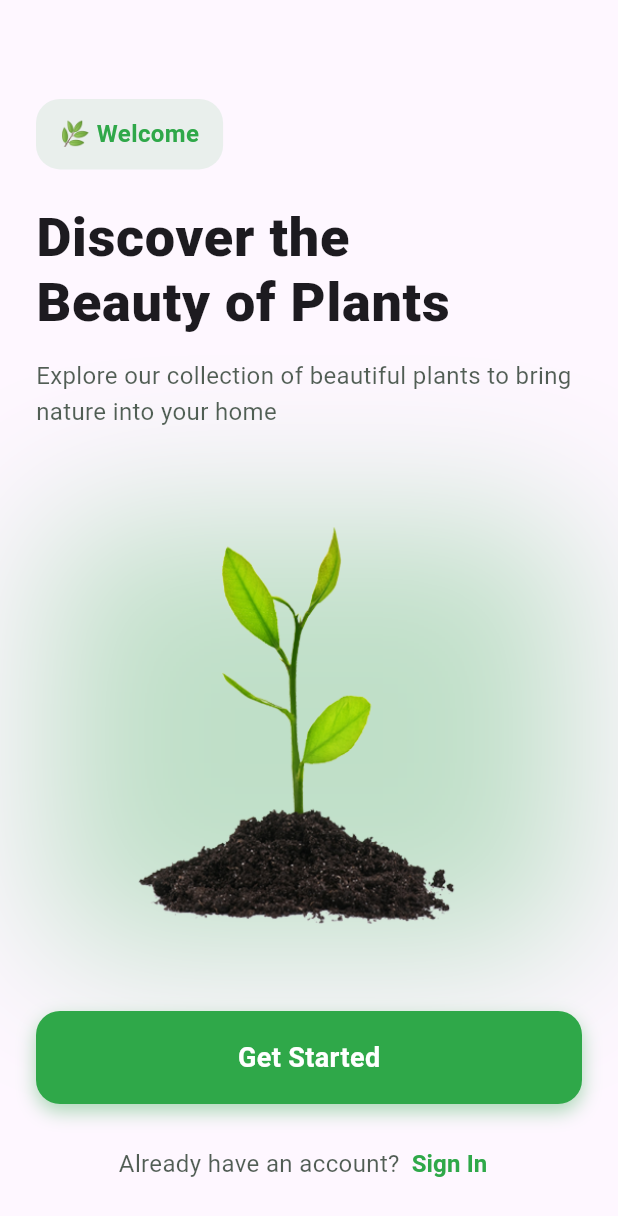
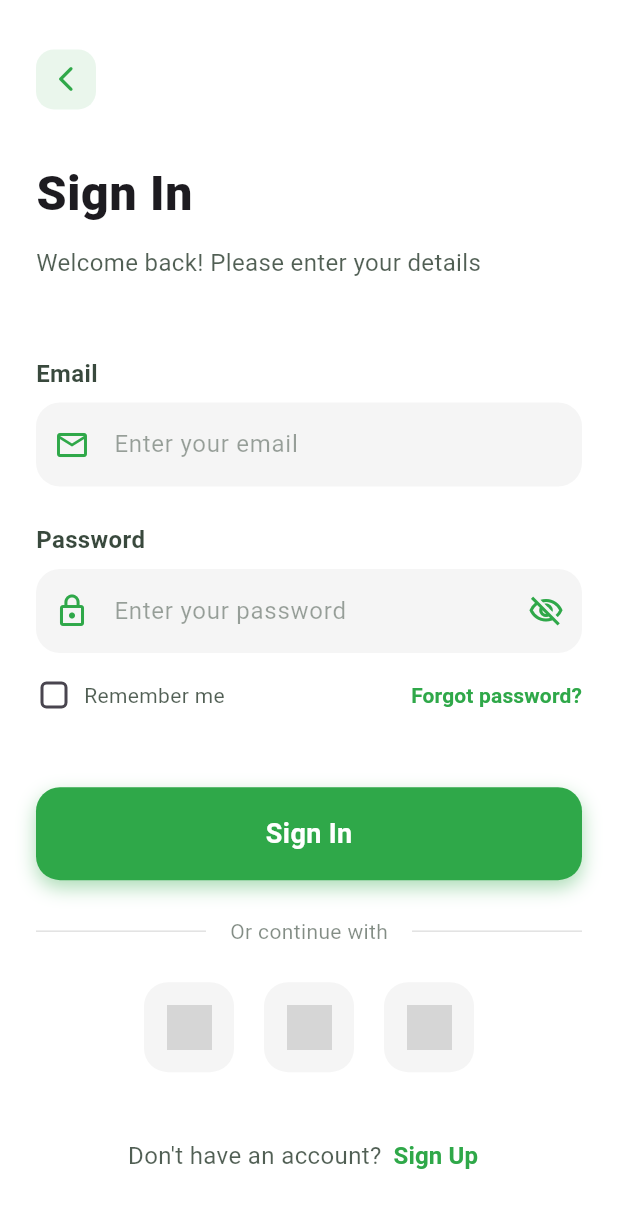
Before and after one commit to jamalihassan0307/Flutter-Plant-App, a Flutter app: the screen it shows after launch, after a tap on "Sign In", on a phone screen of 412 x 824 dp. Shown: the top 1216 px of the screen. Run offline on Flutter 3.47's test engine with Material 3 defaults, Android fonts, the phone set to English and light mode, and no system bars; grey boxes are pictures that could not be loaded.

Commit message:
Add sign-in page with authentication UI and navigation

```diff
--- /dev/null
+++ b/lib/Screen_page/sign_in_page.dart
@@ -0,0 +1,394 @@
+import 'package:flutter/material.dart';
+import 'package:ui_13/const/color.dart';
+import 'package:ui_13/widgets/bottom_nav.dart';
+
+class SignInPage extends StatefulWidget {
+  const SignInPage({Key? key}) : super(key: key);
+
+  @override
+  State<SignInPage> createState() => _SignInPageState();
+}
+
+class _SignInPageState extends State<SignInPage> {
+  final _emailController = TextEditingController();
+  final _passwordController = TextEditingController();
+  bool _obscurePassword = true;
+  bool _rememberMe = false;
+
+  @override
+  void dispose() {
+    _emailController.dispose();
+    _passwordController.dispose();
+    super.dispose();
+  }
+
+  @override
+  Widget build(BuildContext context) {
+    final size = MediaQuery.of(context).size;
+
+    return Scaffold(
+      backgroundColor: white,
+      body: SafeArea(
+        child: SingleChildScrollView(
+          child: Padding(
+            padding: const EdgeInsets.symmetric(horizontal: 24.0),
+            child: Column(
+              crossAxisAlignment: CrossAxisAlignment.start,
+              children: [
+                SizedBox(height: size.height * 0.04),
+
+                // Back button
+                GestureDetector(
+                  onTap: () => Navigator.pop(context),
+                  child: Container(
+                    padding: const EdgeInsets.all(10),
+                    decoration: BoxDecoration(
+                      color: green.withOpacity(0.1),
+                      borderRadius: BorderRadius.circular(12),
+                    ),
+                    child: Icon(
+                      Icons.arrow_back_ios_new_rounded,
+                      color: green,
+                      size: 20,
+                    ),
+                  ),
+                ),
+
+                SizedBox(height: size.height * 0.04),
+
+                // Sign In text
+                const Text(
+                  'Sign In',
+                  style: TextStyle(
+                    fontSize: 32,
+                    fontWeight: FontWeight.w900,
+                    letterSpacing: 0.5,
+                  ),
+                ),
+
+                SizedBox(height: 12),
+
+                // Subtitle
+                Text(
+                  'Welcome back! Please enter your details',
+                  style: TextStyle(
+                    fontSize: 16,
+                    color: black.withOpacity(0.7),
+                    height: 1.5,
+                  ),
+                ),
+
+                SizedBox(height: size.height * 0.06),
+
+                // Email field
+                Column(
+                  crossAxisAlignment: CrossAxisAlignment.start,
+                  children: [
+                    Text(
+                      'Email',
+                      style: TextStyle(
+                        fontSize: 16,
+                        fontWeight: FontWeight.w600,
+                        color: black.withOpacity(0.8),
+                      ),
+                    ),
+                    SizedBox(height: 8),
+                    Container(
+                      decoration: BoxDecoration(
+                        color: grey.withOpacity(0.1),
+                        borderRadius: BorderRadius.circular(16),
+                      ),
+                      child: TextField(
+                        controller: _emailController,
+                        keyboardType: TextInputType.emailAddress,
+                        decoration: InputDecoration(
+                          hintText: 'Enter your email',
+                          hintStyle: TextStyle(
+                            color: black.withOpacity(0.4),
+                            fontSize: 16,
+                          ),
+                          prefixIcon: Icon(
+                            Icons.email_outlined,
+                            color: green,
+                          ),
+                          border: InputBorder.none,
+                          contentPadding: EdgeInsets.symmetric(vertical: 16),
+                        ),
+                      ),
+                    ),
+                  ],
+                ),
+
+                SizedBox(height: 24),
+
+                // Password field
+                Column(
+                  crossAxisAlignment: CrossAxisAlignment.start,
+                  children: [
+                    Text(
+                      'Password',
+                      style: TextStyle(
+                        fontSize: 16,
+                        fontWeight: FontWeight.w600,
+                        color: black.withOpacity(0.8),
+                      ),
+                    ),
+                    SizedBox(height: 8),
+                    Container(
+                      decoration: BoxDecoration(
+                        color: grey.withOpacity(0.1),
+                        borderRadius: BorderRadius.circular(16),
+                      ),
+                      child: TextField(
+                        controller: _passwordController,
+                        obscureText: _obscurePassword,
+                        decoration: InputDecoration(
+                          hintText: 'Enter your password',
+                          hintStyle: TextStyle(
+                            color: black.withOpacity(0.4),
+                            fontSize: 16,
+                          ),
+                          prefixIcon: Icon(
+                            Icons.lock_outline,
+                            color: green,
+                          ),
+                          suffixIcon: IconButton(
+                            icon: Icon(
+                              _obscurePassword
+                                  ? Icons.visibility_off_outlined
+                                  : Icons.visibility_outlined,
+                              color: green,
+                            ),
+                            onPressed: () {
+                              setState(() {
+                                _obscurePassword = !_obscurePassword;
+                              });
+                            },
+                          ),
+                          border: InputBorder.none,
+                          contentPadding: EdgeInsets.symmetric(vertical: 16),
+                        ),
+                      ),
+                    ),
+                  ],
+                ),
+
+                SizedBox(height: 16),
+
+                // Remember me and Forgot password
+                Row(
+                  mainAxisAlignment: MainAxisAlignment.spaceBetween,
+                  children: [
+                    // Remember me
+                    Row(
+                      children: [
+                        SizedBox(
+                          height: 24,
+                          width: 24,
+                          child: Checkbox(
+                            value: _rememberMe,
+                            onChanged: (value) {
+                              setState(() {
+                                _rememberMe = value ?? false;
+                              });
+                            },
+                            activeColor: green,
+                            shape: RoundedRectangleBorder(
+                              borderRadius: BorderRadius.circular(4),
+                            ),
+                          ),
+                        ),
+                        SizedBox(width: 8),
+                        Text(
+                          'Remember me',
+                          style: TextStyle(
+                            fontSize: 14,
+                            color: black.withOpacity(0.7),
+                          ),
+                        ),
+                      ],
+                    ),
+
+                    // Forgot password
+                    TextButton(
+                      onPressed: () {
+                        // Navigate to forgot password page
+                      },
+                      style: TextButton.styleFrom(
+                        padding: EdgeInsets.zero,
+                        minimumSize: Size(0, 0),
+                        tapTargetSize: MaterialTapTargetSize.shrinkWrap,
+                      ),
+                      child: Text(
+                        'Forgot password?',
+                        style: TextStyle(
+                          color: green,
+                          fontSize: 14,
+                          fontWeight: FontWeight.w600,
+                        ),
+                      ),
+                    ),
+                  ],
+                ),
+
+                SizedBox(height: size.height * 0.06),
+
+                // Sign In button
+                GestureDetector(
+                  onTap: () {
+                    // Validate and sign in
+                    Navigator.pushReplacement(
+                      context,
+                      MaterialPageRoute(
+                        builder: (builder) => const BottomNavBar(),
+                      ),
+                    );
+                  },
+                  child: Container(
+                    width: double.infinity,
+                    padding: const EdgeInsets.symmetric(vertical: 18),
+                    decoration: BoxDecoration(
+                      color: green,
+                      borderRadius: BorderRadius.circular(16),
+                      boxShadow: [
+                        BoxShadow(
+                          color: green.withOpacity(0.4),
+                          blurRadius: 10,
+                          offset: const Offset(0, 5),
+                        ),
+                      ],
+                    ),
+                    child: const Center(
+                      child: Text(
+                        'Sign In',
+                        style: TextStyle(
+                          color: white,
+                          fontSize: 18,
+                          fontWeight: FontWeight.w600,
+                        ),
+                      ),
+                    ),
+                  ),
+                ),
+
+                SizedBox(height: 24),
+
+                // Or continue with
+                Row(
+                  children: [
+                    Expanded(
+                      child: Divider(
+                        color: grey.withOpacity(0.3),
+                        thickness: 1,
+                      ),
+                    ),
+                    Padding(
+                      padding: const EdgeInsets.symmetric(horizontal: 16),
+                      child: Text(
+                        'Or continue with',
+                        style: TextStyle(
+                          color: black.withOpacity(0.5),
+                          fontSize: 14,
+                        ),
+                      ),
+                    ),
+                    Expanded(
+                      child: Divider(
+                        color: grey.withOpacity(0.3),
+                        thickness: 1,
+                      ),
+                    ),
+                  ],
+                ),
+
+                SizedBox(height: 24),
+
+                // Social login buttons
+                Row(
+                  mainAxisAlignment: MainAxisAlignment.center,
+                  children: [
+                    // Google
+                    _socialLoginButton(
+                      onTap: () {},
+                      iconPath: 'assets/icons/google.png',
+                    ),
+                    SizedBox(width: 20),
+                    // Apple
+                    _socialLoginButton(
+                      onTap: () {},
+                      iconPath: 'assets/icons/apple.png',
+                    ),
+                    SizedBox(width: 20),
+                    // Facebook
+                    _socialLoginButton(
+                      onTap: () {},
+                      iconPath: 'assets/icons/facebook.png',
+                    ),
+                  ],
+                ),
+
+                SizedBox(height: 32),
+
+                // Don't have an account
+                Row(
+                  mainAxisAlignment: MainAxisAlignment.center,
+                  children: [
+                    Text(
+                      'Don\'t have an account?',
+                      style: TextStyle(
+                        color: black.withOpacity(0.7),
+                        fontSize: 16,
+                      ),
+                    ),
+                    TextButton(
+                      onPressed: () {
+                        // Navigate to sign up page
+                      },
+                      style: TextButton.styleFrom(
+                        padding: EdgeInsets.symmetric(horizontal: 8),
+                      ),
+                      child: const Text(
+                        'Sign Up',
+                        style: TextStyle(
+                          color: green,
+                          fontSize: 16,
+                          fontWeight: FontWeight.bold,
+                        ),
+                      ),
+                    ),
+                  ],
+                ),
+
+                SizedBox(height: 16),
+              ],
+            ),
+          ),
+        ),
+      ),
+    );
+  }
+
+  Widget _socialLoginButton({
+    required VoidCallback onTap,
+    required String iconPath,
+  }) {
+    return GestureDetector(
+      onTap: onTap,
+      child: Container(
+        width: 60,
+        height: 60,
+        decoration: BoxDecoration(
+          color: grey.withOpacity(0.1),
+          borderRadius: BorderRadius.circular(16),
+        ),
+        child: Center(
+          child: Image.asset(
+            iconPath,
+            height: 30,
+            width: 30,
+          ),
+        ),
+      ),
+    );
+  }
+}
--- a/lib/Screen_page/welcome_page.dart
+++ b/lib/Screen_page/welcome_page.dart
@@ -2,6 +2,7 @@ import 'dart:ui';
 import 'package:flutter/material.dart';
 import 'package:ui_13/const/color.dart';
 import 'package:ui_13/widgets/bottom_nav.dart';
+import 'package:ui_13/Screen_page/sign_in_page.dart';
 
 class WelcomePage extends StatelessWidget {
   const WelcomePage({Key? key}) : super(key: key);
@@ -166,7 +167,12 @@ class WelcomePage extends StatelessWidget {
                           ),
                           TextButton(
                             onPressed: () {
-                              // Navigate to login page
+                              Navigator.push(
+                                context,
+                                MaterialPageRoute(
+                                  builder: (context) => const SignInPage(),
+                                ),
+                              );
                             },
                             style: TextButton.styleFrom(
                               padding: EdgeInsets.symmetric(horizontal: 8),
```
